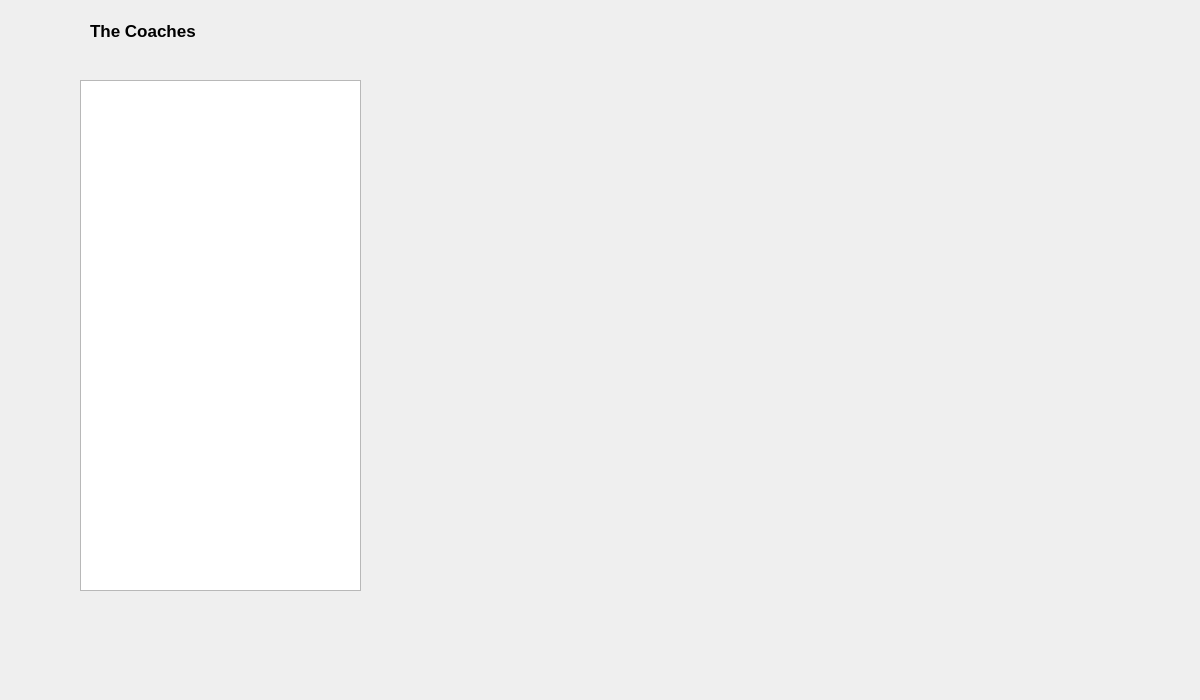
Qt form CS1D-Basketball-master/Basketball/coaches.ui (moetaei/CS1D-Basketball) before a commit.
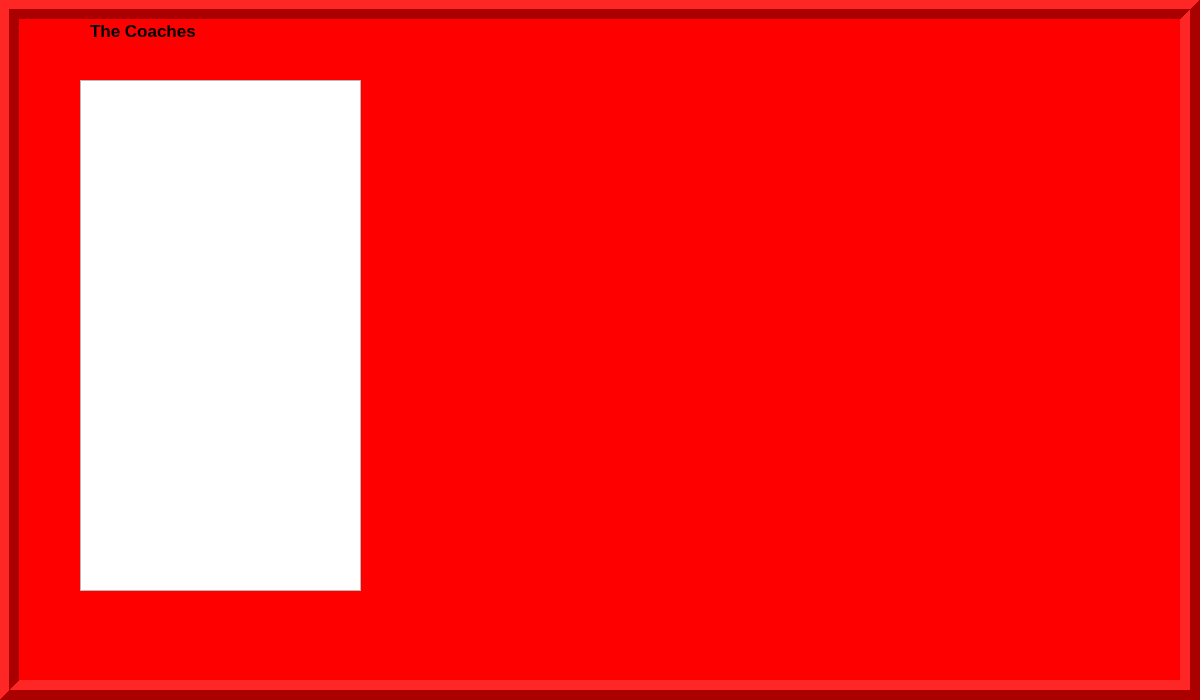
The same form after that commit.

The edit to the form file:
```diff
--- a/CS1D-Basketball-master/Basketball/coaches.ui
+++ b/CS1D-Basketball-master/Basketball/coaches.ui
@@ -60,6 +60,35 @@
     <string/>
    </property>
   </widget>
+  <widget class="QFrame" name="frame">
+   <property name="geometry">
+    <rect>
+     <x>-1</x>
+     <y>-1</y>
+     <width>1201</width>
+     <height>701</height>
+    </rect>
+   </property>
+   <property name="accessibleDescription">
+    <string/>
+   </property>
+   <property name="styleSheet">
+    <string notr="true">background-color:red;</string>
+   </property>
+   <property name="frameShape">
+    <enum>QFrame::Box</enum>
+   </property>
+   <property name="frameShadow">
+    <enum>QFrame::Raised</enum>
+   </property>
+   <property name="lineWidth">
+    <number>10</number>
+   </property>
+  </widget>
+  <zorder>frame</zorder>
+  <zorder>coachTable</zorder>
+  <zorder>label</zorder>
+  <zorder>graph_pic2</zorder>
  </widget>
  <resources/>
  <connections/>
```
